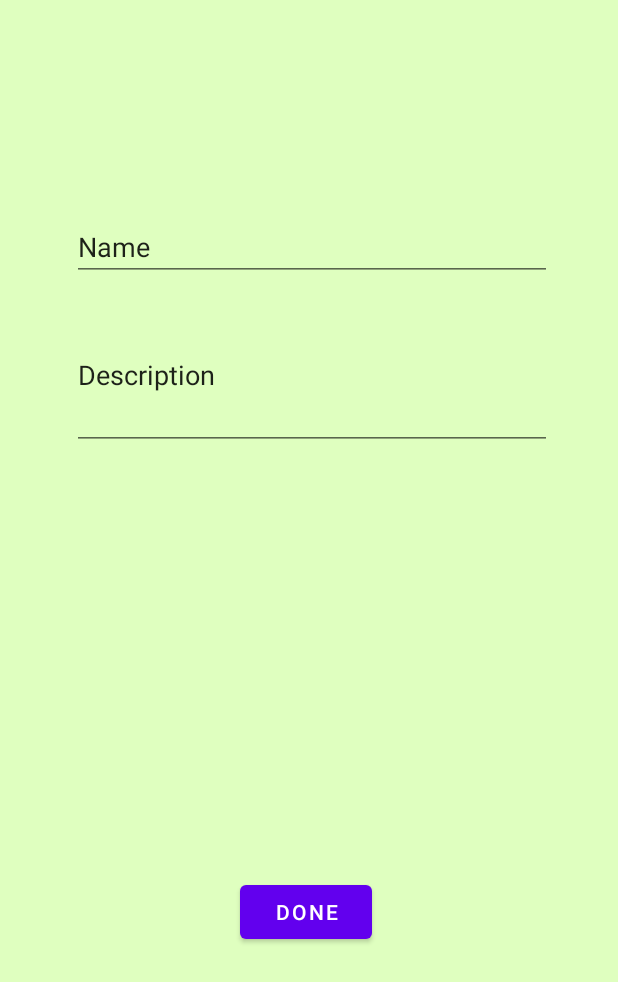
After one commit to yosephkimm/Scavenge, an Android app: the CreateHuntSettingsFragment screen opened through its navigation route, on a phone screen of 412 x 824 dp. The commit adds this screen. Shown: the top 982 px of the screen. Run offline under Robolectric (Android 15) with nearby library versions, the phone set to English and light mode, and no system bars; our stand-ins replace Firebase (no records; nobody signed in at launch, a user with empty details on screens opened directly), navigation-ui.

Commit message:
created hunt class, hunt settings page, and linked firebase with creating new hunts

```diff
--- a/app/build.gradle
+++ b/app/build.gradle
@@ -51,11 +51,15 @@ dependencies {
     androidTestImplementation 'androidx.test.espresso:espresso-core:3.5.1'
 
     // Import the BoM for the Firebase platform
-    implementation platform('com.google.firebase:firebase-bom:31.2.2')
+    implementation platform('com.google.firebase:firebase-bom:31.4.0')
     // Add the dependency for the Firebase Authentication library
     // When using the BoM, you don't specify versions in Firebase library dependencies
     implementation 'com.google.firebase:firebase-auth'
     // Also add the dependency for the Google Play services library and specify its version
     implementation 'com.google.android.gms:play-services-auth:20.4.1'
+    // Add the dependency for the Realtime Database library
+    // When using the BoM, you don't specify versions in Firebase library dependencies
+    implementation 'com.google.firebase:firebase-database'
+    implementation 'com.google.firebase:firebase-firestore:22.0.1'
 
 }
--- a/app/src/main/AndroidManifest.xml
+++ b/app/src/main/AndroidManifest.xml
@@ -3,9 +3,12 @@
     xmlns:tools="http://schemas.android.com/tools">
 
     <uses-permission android:name="android.permission.INTERNET"/>
+    <uses-permission android:name="android.permission.ACCESS_NETWORK_STATE" />
 
     <uses-permission android:name="android.permission.ACCESS_COARSE_LOCATION"/>
     <uses-permission android:name="android.permission.ACCESS_FINE_LOCATION"/>
+
+
 
     <application
         android:allowBackup="true"
--- /dev/null
+++ b/app/src/main/java/com/example/scavenger/CreateHuntSettingsFragment.java
@@ -0,0 +1,142 @@
+package com.example.scavenger;
+
+import android.os.Bundle;
+
+import androidx.annotation.NonNull;
+import androidx.fragment.app.Fragment;
+
+import android.view.LayoutInflater;
+import android.view.View;
+import android.view.ViewGroup;
+import android.widget.Toast;
+
+import com.example.scavenger.databinding.FragmentCreateHuntSettingsBinding;
+import com.example.scavenger.databinding.FragmentHomeBinding;
+import com.google.android.gms.tasks.OnFailureListener;
+import com.google.android.gms.tasks.OnSuccessListener;
+import com.google.firebase.database.DatabaseReference;
+import com.google.firebase.database.FirebaseDatabase;
+import com.google.firebase.firestore.CollectionReference;
+import com.google.firebase.firestore.DocumentReference;
+import com.google.firebase.firestore.DocumentSnapshot;
+import com.google.firebase.firestore.FirebaseFirestore;
+import com.google.firebase.firestore.QuerySnapshot;
+
+import java.util.ArrayList;
+import java.util.List;
+
+
+public class CreateHuntSettingsFragment extends Fragment {
+
+
+    // https://www.geeksforgeeks.org/how-to-retrieve-data-from-the-firebase-realtime-database-in-android/#
+    // creating a variable for our Firebase Database.
+    FirebaseDatabase firebaseDatabase;
+    // creating a variable for our Database Reference for Firebase.
+    DatabaseReference databaseReference;
+    // creating a variable for firebasefirestore.
+    private FirebaseFirestore firestoreDatabase;
+
+    private FragmentCreateHuntSettingsBinding binding;
+
+    @Override
+    public View onCreateView(
+            LayoutInflater inflater, ViewGroup container,
+            Bundle savedInstanceState
+    ) {
+
+        binding = FragmentCreateHuntSettingsBinding.inflate(inflater, container, false);
+        return binding.getRoot();
+
+    }
+
+    public void onViewCreated(@NonNull View view, Bundle savedInstanceState) {
+        super.onViewCreated(view, savedInstanceState);
+        getView().setBackgroundColor(getResources().getColor(R.color.avocado));
+
+        firebaseDatabase = FirebaseDatabase.getInstance();
+        firestoreDatabase = FirebaseFirestore.getInstance();
+
+
+        // when the done button is clicked, get the name and description and create a new hunt
+        binding.doneButton.setOnClickListener(new View.OnClickListener() {
+            @Override
+            public void onClick(View view) {
+                String name = String.valueOf(binding.editTextHuntName.getText());
+                String desc = String.valueOf(binding.editTextHuntDesc.getText());
+
+                if (verifyName(name)) createHunt(name, desc);
+            }
+        });
+    }
+
+    /*
+     * Get an arraylist of all the created hunts from the database
+     */
+    private ArrayList<Hunt> getHunts() {
+        ArrayList<Hunt> hunts = new ArrayList<Hunt>();
+        firestoreDatabase.collection("Courses").get()
+                .addOnSuccessListener(new OnSuccessListener<QuerySnapshot>() {
+                    @Override
+                    public void onSuccess(QuerySnapshot queryDocumentSnapshots) {
+                        if (!queryDocumentSnapshots.isEmpty()) {
+                            List<DocumentSnapshot> list = queryDocumentSnapshots.getDocuments();
+                            for (DocumentSnapshot d : list) {
+                                Hunt hunt = d.toObject(Hunt.class);
+                                hunts.add(hunt);
+                            }
+                        } else {
+                            // if the snapshot is empty
+                        }
+                    }
+                }).addOnFailureListener(new OnFailureListener() {
+                    @Override
+                    public void onFailure(@NonNull Exception e) {
+                        // if we do not get any data
+                    }
+                });
+
+        return hunts;
+    }
+
+
+    /*
+     * Check if the proposed name of the hunt already exists
+     * return true if it already exists, false otherwise
+     */
+    private boolean verifyName(String name) {
+        // if the name of the proposed hunt is already a hunt
+        for (Hunt hunt : getHunts()) {
+            if (hunt.getName().equalsIgnoreCase(name)) {
+                return true;
+            }
+        }
+        return false;
+
+    }
+
+
+    /*
+     * Create a scavenger hunt object and add it to the database
+     */
+    private void createHunt(String name, String description) {
+        // creating a collection reference for our Firebase Firestore database.
+        CollectionReference dbHunts = firestoreDatabase.collection("Hunts");
+
+        // create a hunt object
+        Hunt hunt = new Hunt(name, description);
+
+        // below method is used to add data to Firebase Firestore.
+        dbHunts.add(hunt).addOnSuccessListener(new OnSuccessListener<DocumentReference>() {
+            @Override
+            public void onSuccess(DocumentReference documentReference) {
+
+            }
+        }).addOnFailureListener(new OnFailureListener() {
+            @Override
+            public void onFailure(@NonNull Exception e) {
+
+            }
+        });
+    }
+}
--- /dev/null
+++ b/app/src/main/res/layout/fragment_create_hunt_settings.xml
@@ -0,0 +1,44 @@
+<?xml version="1.0" encoding="utf-8"?>
+<androidx.constraintlayout.widget.ConstraintLayout xmlns:android="http://schemas.android.com/apk/res/android"
+    xmlns:app="http://schemas.android.com/apk/res-auto"
+    xmlns:tools="http://schemas.android.com/tools"
+    android:layout_width="match_parent"
+    android:layout_height="match_parent"
+    app:layout_behavior="@string/appbar_scrolling_view_behavior">
+
+
+    <EditText
+        android:id="@+id/editTextHuntName"
+        android:layout_width="wrap_content"
+        android:layout_height="wrap_content"
+        android:layout_marginStart="48dp"
+        android:layout_marginTop="142dp"
+        android:ems="15"
+        android:inputType="text"
+        android:text="Name"
+        app:layout_constraintStart_toStartOf="parent"
+        app:layout_constraintTop_toTopOf="parent" />
+
+    <EditText
+        android:id="@+id/editTextHuntDesc"
+        android:layout_width="wrap_content"
+        android:layout_height="100dp"
+        android:layout_marginStart="48dp"
+        android:layout_marginTop="200dp"
+        android:ems="15"
+        android:inputType="text"
+        android:text="Description"
+        app:layout_constraintStart_toStartOf="parent"
+        app:layout_constraintTop_toTopOf="parent" />
+
+    <Button
+        android:id="@+id/doneButton"
+        android:layout_width="wrap_content"
+        android:layout_height="wrap_content"
+        android:layout_marginStart="160dp"
+        android:layout_marginTop="284dp"
+        android:text="Done"
+        app:layout_constraintStart_toStartOf="parent"
+        app:layout_constraintTop_toBottomOf="@+id/editTextHuntDesc" />
+
+</androidx.constraintlayout.widget.ConstraintLayout>
--- a/app/src/main/res/navigation/nav_graph.xml
+++ b/app/src/main/res/navigation/nav_graph.xml
@@ -33,6 +33,13 @@
         <action
             android:id="@+id/action_homeFragment2_to_FirstFragment"
             app:destination="@id/FirstFragment" />
+        <action
+            android:id="@+id/action_homeFragment2_to_createHuntSettingsFragment"
+            app:destination="@id/createHuntSettingsFragment" />
     </fragment>
+    <fragment
+        android:id="@+id/createHuntSettingsFragment"
+        android:name="com.example.scavenger.CreateHuntSettingsFragment"
+        android:label="CreateHuntSettingsFragment" />
 
 </navigation>
```
Also changed, not shown: app/src/main/java/com/example/scavenger/HomeFragment.java (+4 -3 lines), app/src/main/java/com/example/scavenger/Hunt.java (added, +31 -0 lines), app/src/main/java/com/example/scavenger/MainActivity.java (+16 -25 lines).
